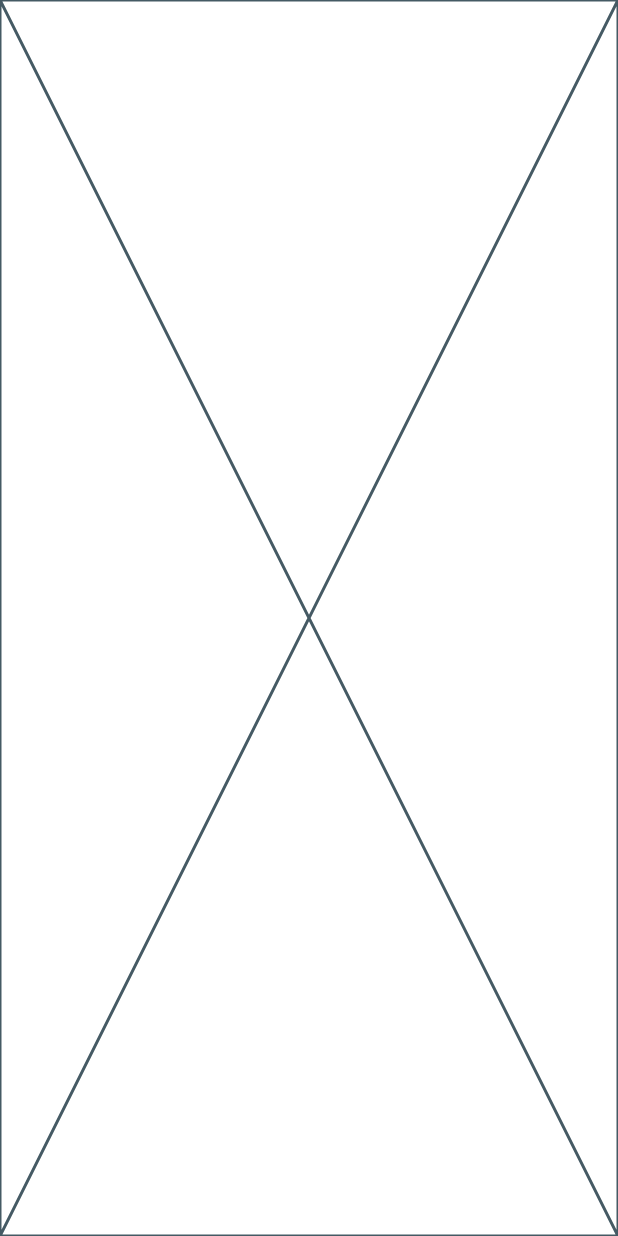
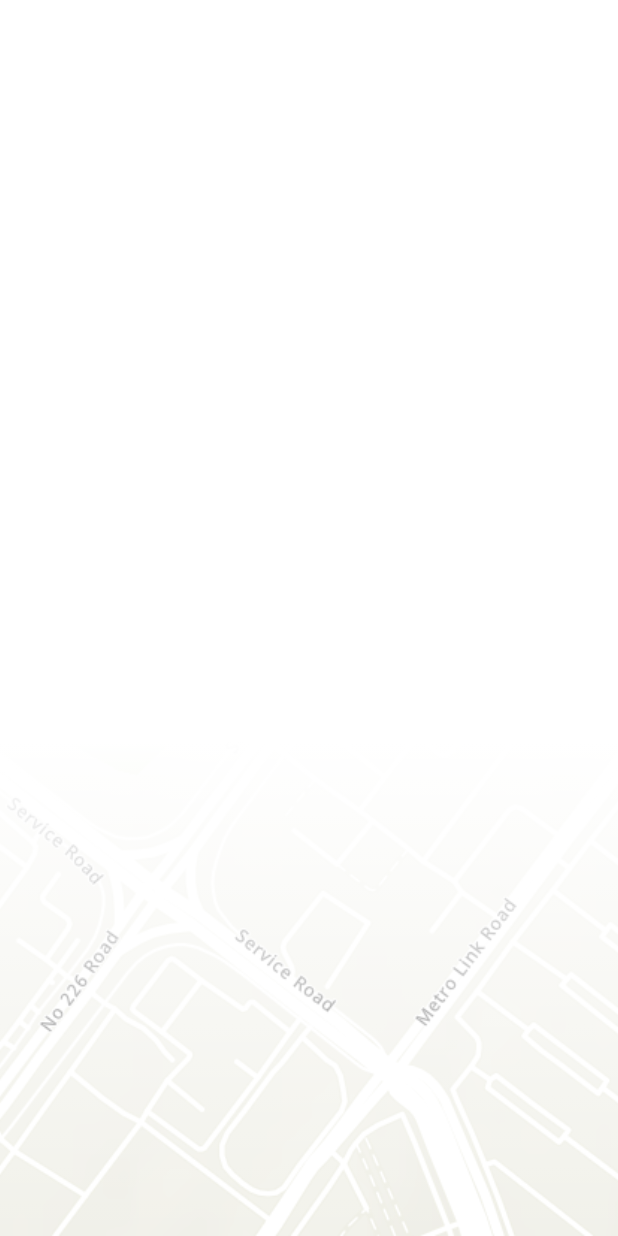
Before and after one commit to Saurav-cruv/ONDC-Food-CartPaymentScreen, a Flutter app: the screen it shows after launch, on a phone screen of 412 x 824 dp. Run offline on Flutter 3.47's test engine with Material 2 defaults, Android fonts, the phone set to English and light mode, and no system bars.

Commit message:
Map background added

```diff
--- a/ondc_cartpaymentscreen/lib/main.dart
+++ b/ondc_cartpaymentscreen/lib/main.dart
@@ -1,4 +1,5 @@
 import 'package:flutter/material.dart';
+import 'package:ondc_cartpaymentscreen/widgets/map_module.dart';
 
 void main() {
   runApp(const MyApp());
@@ -9,6 +10,24 @@ class MyApp extends StatelessWidget {
 
   @override
   Widget build(BuildContext context) {
-    return const Placeholder();
+    return MaterialApp(
+      home: Scaffold(
+        body: Stack(
+          children: [
+            const MapImage(),
+            Container(
+              decoration: BoxDecoration(
+                gradient: LinearGradient(
+                    colors: [Colors.white, Colors.white.withOpacity(0.0)],
+                    begin: Alignment.topCenter,
+                    end: Alignment.bottomCenter,
+                    stops: const [0.6, 1]),
+              ),
+            ),
+
+          ],
+        ),
+      ),
+    );
   }
 }
--- /dev/null
+++ b/ondc_cartpaymentscreen/lib/widgets/map_module.dart
@@ -0,0 +1,15 @@
+import 'package:flutter/material.dart';
+
+class MapImage extends StatelessWidget {
+  const MapImage({super.key});
+
+  @override
+  Widget build(BuildContext context) {
+    return Image.asset(
+      'assets/images/map_image.png',
+      fit: BoxFit.cover,
+      width: double.infinity,
+      height: double.infinity,
+    );
+  }
+}
--- a/ondc_cartpaymentscreen/pubspec.yaml
+++ b/ondc_cartpaymentscreen/pubspec.yaml
@@ -35,6 +35,7 @@ dependencies:
   # The following adds the Cupertino Icons font to your application.
   # Use with the CupertinoIcons class for iOS style icons.
   cupertino_icons: ^1.0.2
+  google_fonts: ^5.1.0
 
 dev_dependencies:
   flutter_test:
@@ -59,9 +60,8 @@ flutter:
   uses-material-design: true
 
   # To add assets to your application, add an assets section, like this:
-  # assets:
-  #   - images/a_dot_burr.jpeg
-  #   - images/a_dot_ham.jpeg
+  assets:
+    - assets/images/
 
   # An image asset can refer to one or more resolution-specific "variants", see
   # https://flutter.dev/assets-and-images/#resolution-aware
```
Also changed, not shown: ondc_cartpaymentscreen/assets/images/map_image.png (added), ondc_cartpaymentscreen/pubspec.lock.
